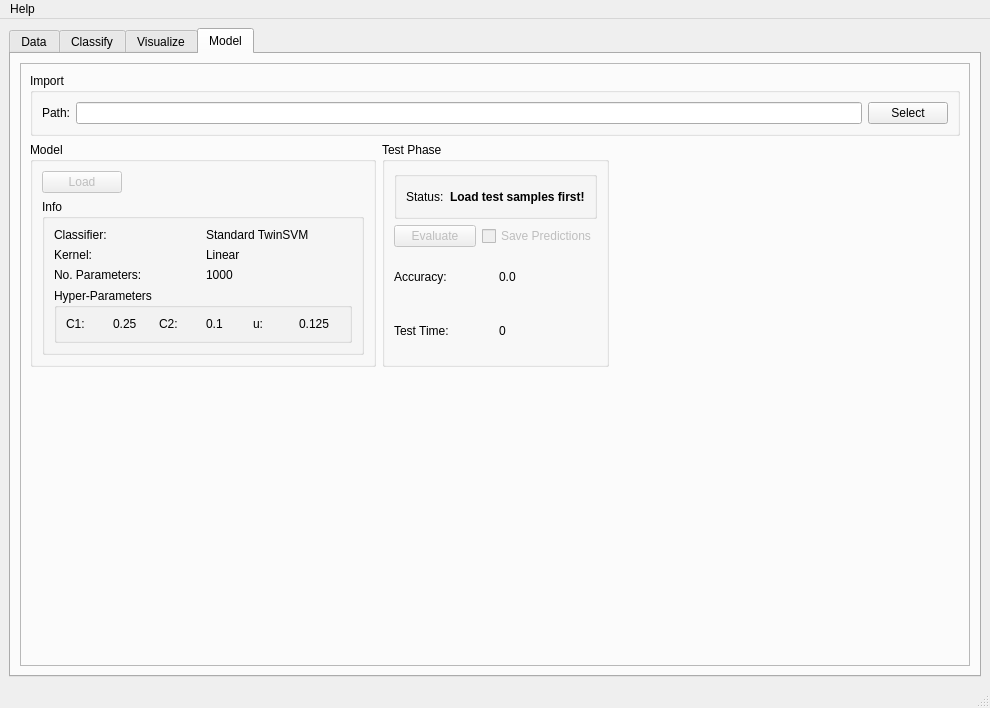
Qt form libtsvm/ui/GUI-LIBTwinSVM.ui (mir-am/LIBTwinSVM) before a commit.
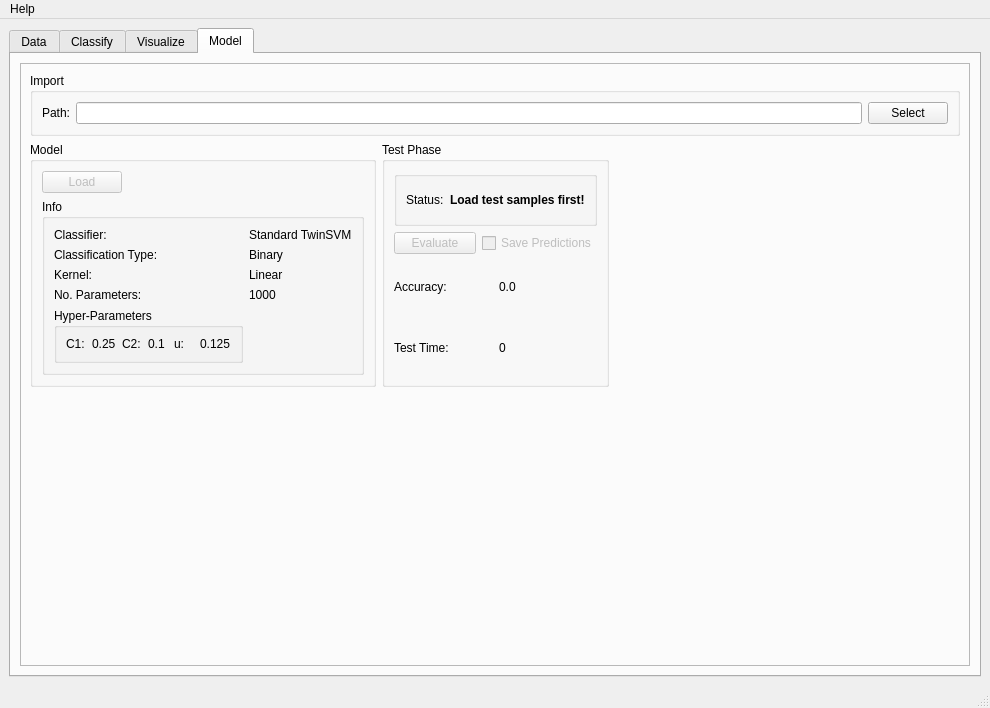
The same form after that commit. The open tabs and pages were chosen to show the change.

Commit message: Displaying classification type in model info when loading a pre-trained model.

What changed in the file:
```diff
--- a/libtsvm/ui/GUI-LIBTwinSVM.ui
+++ b/libtsvm/ui/GUI-LIBTwinSVM.ui
@@ -1397,7 +1397,56 @@
                  <string>Info</string>
                 </property>
                 <layout class="QGridLayout" name="gridLayout_30">
-                 <item row="3" column="0" colspan="2">
+                 <item row="0" column="0">
+                  <widget class="QLabel" name="model_clf_label">
+                   <property name="text">
+                    <string>Classifier:</string>
+                   </property>
+                  </widget>
+                 </item>
+                 <item row="0" column="2">
+                  <widget class="QLabel" name="model_clf_name">
+                   <property name="text">
+                    <string>Standard TwinSVM</string>
+                   </property>
+                  </widget>
+                 </item>
+                 <item row="1" column="0">
+                  <widget class="QLabel" name="model_clf_type_label">
+                   <property name="text">
+                    <string>Classification Type:</string>
+                   </property>
+                  </widget>
+                 </item>
+                 <item row="2" column="0">
+                  <widget class="QLabel" name="model_ker_label">
+                   <property name="text">
+                    <string>Kernel:</string>
+                   </property>
+                  </widget>
+                 </item>
+                 <item row="2" column="2">
+                  <widget class="QLabel" name="model_ker_name">
+                   <property name="text">
+                    <string>Linear</string>
+                   </property>
+                  </widget>
+                 </item>
+                 <item row="3" column="0">
+                  <widget class="QLabel" name="model_no_p_label">
+                   <property name="text">
+                    <string>No. Parameters:</string>
+                   </property>
+                  </widget>
+                 </item>
+                 <item row="3" column="2">
+                  <widget class="QLabel" name="model_n_p_val">
+                   <property name="text">
+                    <string>1000</string>
+                   </property>
+                  </widget>
+                 </item>
+                 <item row="4" column="0" colspan="2">
                   <widget class="QGroupBox" name="model_hyp_gbox">
                    <property name="title">
                     <string>Hyper-Parameters</string>
@@ -1448,45 +1497,10 @@
                    </layout>
                   </widget>
                  </item>
-                 <item row="0" column="1">
-                  <widget class="QLabel" name="model_clf_name">
+                 <item row="1" column="2">
+                  <widget class="QLabel" name="model_clf_type_val">
                    <property name="text">
-                    <string>Standard TwinSVM</string>
-                   </property>
-                  </widget>
-                 </item>
-                 <item row="0" column="0">
-                  <widget class="QLabel" name="model_clf_label">
-                   <property name="text">
-                    <string>Classifier:</string>
-                   </property>
-                  </widget>
-                 </item>
-                 <item row="1" column="1">
-                  <widget class="QLabel" name="model_ker_name">
-                   <property name="text">
-                    <string>Linear</string>
-                   </property>
-                  </widget>
-                 </item>
-                 <item row="1" column="0">
-                  <widget class="QLabel" name="model_ker_label">
-                   <property name="text">
-                    <string>Kernel:</string>
-                   </property>
-                  </widget>
-                 </item>
-                 <item row="2" column="0">
-                  <widget class="QLabel" name="model_no_p_label">
-                   <property name="text">
-                    <string>No. Parameters:</string>
-                   </property>
-                  </widget>
-                 </item>
-                 <item row="2" column="1">
-                  <widget class="QLabel" name="model_n_p_val">
-                   <property name="text">
-                    <string>1000</string>
+                    <string>Binary</string>
                    </property>
                   </widget>
                  </item>
```
The commit also changes 3 other files.
